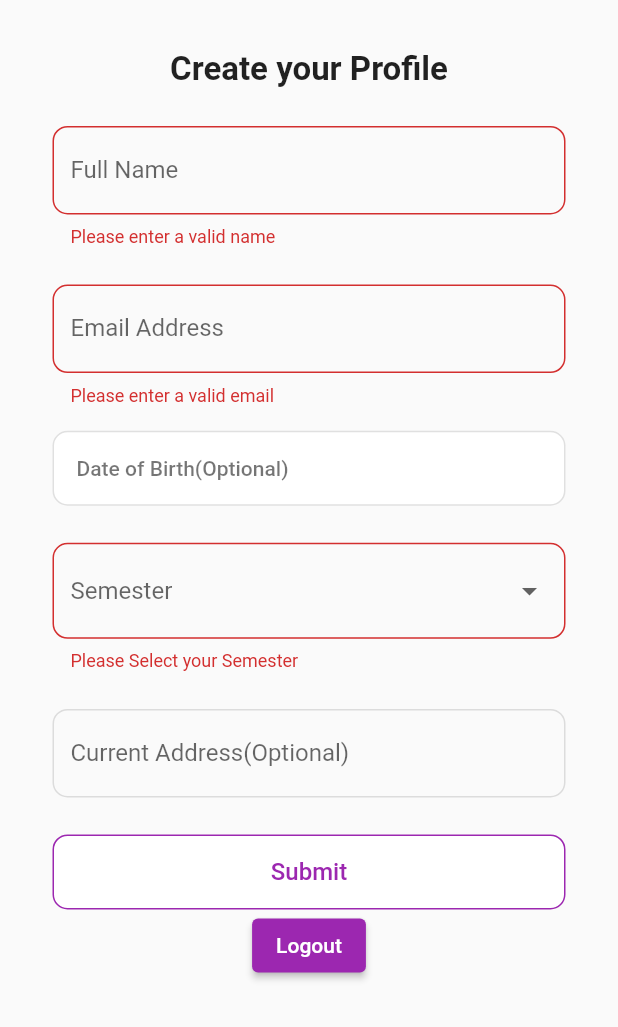
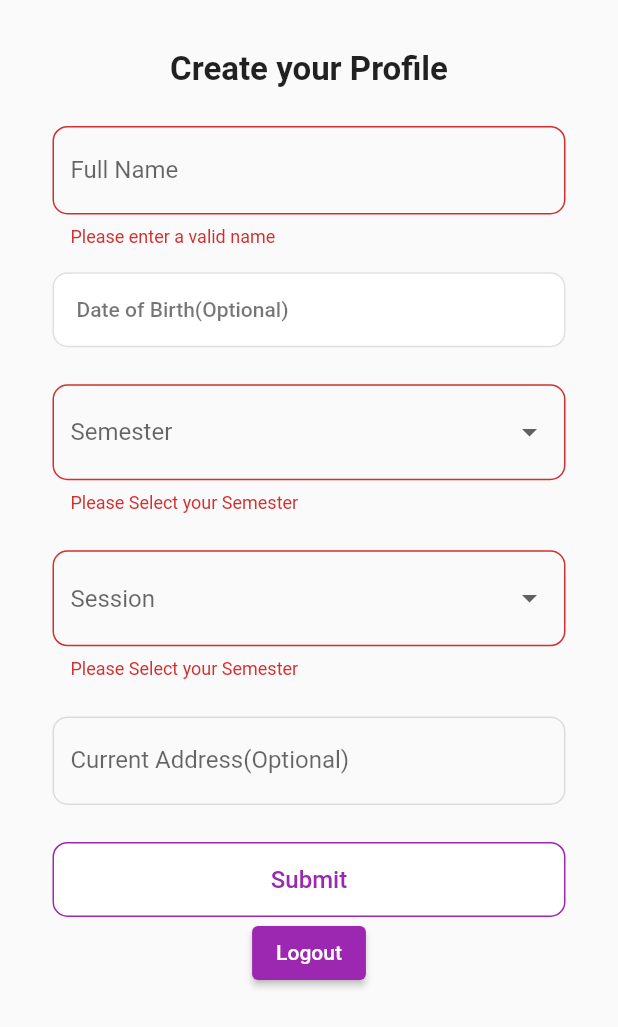
Before and after one commit to subrat00000/fiwi_flutter, a Flutter app: the CreateUser screen opened by its route, after a tap on "Submit", on a phone screen of 412 x 824 dp. Shown: the top 1027 px of the screen. Run offline on Flutter 3.47's test engine with Material 2 defaults, Android fonts, the phone set to English and light mode, and no system bars; our stand-ins replace cached_network_image, connectivity_plus, equatable, firebase_auth, firebase_core, firebase_database and 11 more; missing offline and left inert: mobile_scanner; accounts and stored records are empty.

Commit message:
session & auto login on activation

```diff
--- a/lib/cubits/create_user/create_user_cubit.dart
+++ b/lib/cubits/create_user/create_user_cubit.dart
@@ -77,13 +77,13 @@ class CreateUserCubit extends Cubit<CreateUserProfileState> {
     }
   }
 
-  Future<void> createUser(String name, String email, String address,
-      String birthday, String sem) async {
+  Future<void> createUser(String name, String address,
+      String birthday, String sem,String session) async {
     emit(CreateUserProfileLoadingState());
     try {
       final user = {
         'name': name,
-        'email': email,
+        'email': _auth.currentUser!.email,
         'uid': _auth.currentUser!.uid,
         'birthday': birthday,
         'address': address,
@@ -93,6 +93,7 @@ class CreateUserCubit extends Cubit<CreateUserProfileState> {
         'role': 'student',
         'semester': sem,
         'emailVerified': _auth.currentUser!.emailVerified,
+        'session':session,
         'active': false
       };
       await ref.child(_auth.currentUser!.uid).set(user);
--- a/lib/cubits/home/home_cubit.dart
+++ b/lib/cubits/home/home_cubit.dart
@@ -15,6 +15,8 @@ class HomeCubit extends Cubit<HomeState> {
     var a = user.value as Map;
     if(a['active']==false){
       emit(UserInactiveState());
+    } else {
+      emit(UserActiveState());
     }
     }catch(e){
       emit(ErrorState(e.toString()));
--- a/lib/cubits/home/home_state.dart
+++ b/lib/cubits/home/home_state.dart
@@ -5,6 +5,7 @@ abstract class HomeState { }
 class InitialState extends HomeState {}
 class LoadingState extends HomeState {}
 class UserInactiveState extends HomeState {}
+class UserActiveState extends HomeState {}
 class ErrorState extends HomeState {
   String error;
   ErrorState(this.error);
--- a/lib/main.dart
+++ b/lib/main.dart
@@ -133,7 +133,7 @@ class MyApp extends StatelessWidget {
               home: state is AuthLoggedInState
                   ? const HomeScreen()
                   : state is AuthInactiveState
-                      ? Information()
+                      ? const Information()
                       : state is AuthUserCreateState
                           ? const CreateUser()
                           : const SplashScreen());
--- a/lib/view/signin/create_user.dart
+++ b/lib/view/signin/create_user.dart
@@ -9,6 +9,7 @@ import 'package:fiwi/widgets/custom_button.dart';
 import 'package:flutter/material.dart';
 import 'package:flutter_bloc/flutter_bloc.dart';
 import 'package:intl/intl.dart';
+import 'package:pinput/pinput.dart';
 
 class CreateUser extends StatefulWidget {
   const CreateUser({super.key});
@@ -28,6 +29,8 @@ class CreateUserState extends State<CreateUser> {
   DateTime? dateChecker;
   String? semesterValue;
   List<String> items = ['Semester 1', 'Semester 2', 'Semester 3', 'Semester 4'];
+  String? sessionValue;
+  List<String> batchYears = [];
 
   Future<void> _selectDate(BuildContext context) async {
     final DateTime? picked = await showDatePicker(
@@ -44,17 +47,25 @@ class CreateUserState extends State<CreateUser> {
     }
   }
 
+  List<String> generateBatchYears() {
+    List<String> years = [];
+    int currentYear = DateTime.now().year;
+    for (int i = 0; i < 6; i++) {
+      int startYear = currentYear + i - 4;
+      int endYear = currentYear + i - 2;
+      String batchYear =
+          '${startYear.toString()}-${endYear.toString().substring(2)}';
+      years.add(batchYear);
+    }
+    return years;
+  }
+
   @override
   void initState() {
-    if (_auth.currentUser != null) {
-      final googleProvider = _auth.currentUser!.providerData
-          .any((provider) => provider.providerId == 'google.com');
-      if(googleProvider){
-        email.text = _auth.currentUser!.email!;
-      }
-    }
-
     super.initState();
+    name.setText(_auth.currentUser!.displayName!);
+    batchYears = generateBatchYears();
+    batchYears.sort();
   }
 
   @override
@@ -107,37 +118,37 @@ class CreateUserState extends State<CreateUser> {
                           labelText: 'Full Name',
                         ),
                       ),
-                      SizedBox(height: height * 0.03),
-                      TextFormField(
-                        validator: (value) {
-                          final emailRegex =
-                              RegExp(r'^[\w-\.]+@([\w-]+\.)+[\w-]{2,}$');
-                          if ((value!.isEmpty || !emailRegex.hasMatch(value)) &&
-                              validation) {
-                            return 'Please enter a valid email';
-                          }
-                          return null;
-                        },
-                        controller: email,
-                        decoration: InputDecoration(
-                          enabledBorder: OutlineInputBorder(
-                            borderRadius: BorderRadius.circular(10),
-                            borderSide: const BorderSide(color: Colors.black12),
-                          ),
-                          border: OutlineInputBorder(
-                            borderRadius: BorderRadius.circular(10),
-                          ),
-                          labelText: 'Email Address',
-                        ),
-                      ),
+                      // SizedBox(height: height * 0.03),
+                      // TextFormField(
+                      //   validator: (value) {
+                      //     final emailRegex =
+                      //         RegExp(r'^[\w-\.]+@([\w-]+\.)+[\w-]{2,}$');
+                      //     if ((value!.isEmpty || !emailRegex.hasMatch(value)) &&
+                      //         validation) {
+                      //       return 'Please enter a valid email';
+                      //     }
+                      //     return null;
+                      //   },
+                      //   controller: email,
+                      //   decoration: InputDecoration(
+                      //     enabledBorder: OutlineInputBorder(
+                      //       borderRadius: BorderRadius.circular(10),
+                      //       borderSide: const BorderSide(color: Colors.black12),
+                      //     ),
+                      //     border: OutlineInputBorder(
+                      //       borderRadius: BorderRadius.circular(10),
+                      //     ),
+                      //     labelText: 'Email Address',
+                      //   ),
+                      // ),
                       SizedBox(height: height * 0.02),
                       CustomButton(
                           istextleft: true,
                           color: Colors.black54,
                           bordercolor: Colors.black12,
                           text: dateChecker != selectedDate
-                                  ? "Date of Birth(Optional)"
-                                  : DateFormat.yMMMMd().format(selectedDate),
+                              ? "Date of Birth(Optional)"
+                              : DateFormat.yMMMMd().format(selectedDate),
                           icontext: false,
                           onPressed: () => _selectDate(context)),
                       SizedBox(height: height * 0.03),
@@ -172,6 +183,41 @@ class CreateUserState extends State<CreateUser> {
                         onChanged: (String? value) {
                           setState(() {
                             semesterValue = value;
+                          });
+                        },
+                      ),
+                      SizedBox(height: height * 0.03),
+                      DropdownButtonFormField<String>(
+                        validator: (value) {
+                          if (value == null && validation) {
+                            return 'Please Select your Semester';
+                          }
+                          return null;
+                        },
+                        hint: const Text("Session"),
+                        decoration: InputDecoration(
+                          enabledBorder: OutlineInputBorder(
+                            borderRadius: BorderRadius.circular(10),
+                            borderSide: const BorderSide(color: Colors.black12),
+                          ),
+                          border: const OutlineInputBorder(
+                            borderRadius: BorderRadius.all(
+                              Radius.circular(10.0),
+                            ),
+                          ),
+                          hintStyle: const TextStyle(color: Colors.black12),
+                        ),
+                        items: batchYears
+                            .map<DropdownMenuItem<String>>((String value) {
+                          return DropdownMenuItem<String>(
+                            value: value,
+                            child: Text(value),
+                          );
+                        }).toList(),
+                        value: sessionValue,
+                        onChanged: (String? value) {
+                          setState(() {
+                            sessionValue = value;
                           });
                         },
                       ),
@@ -221,16 +267,20 @@ class CreateUserState extends State<CreateUser> {
                                     BlocProvider.of<CreateUserCubit>(context)
                                         .createUser(
                                             name.text,
-                                            email.text,
                                             address.text,
                                             selectedDate.toString(),
-                                            semesterValue!);
+                                            semesterValue!,
+                                            sessionValue!);
                                   }
                                 });
                           },
                         ),
                       ),
-                      ElevatedButton(onPressed: (){BlocProvider.of<AuthCubit>(context).logOut();}, child: Text('Logout'))
+                      ElevatedButton(
+                          onPressed: () {
+                            BlocProvider.of<AuthCubit>(context).logOut();
+                          },
+                          child: Text('Logout'))
                     ],
                   ),
                 ),
```
Also changed, not shown: lib/cubits/auth/auth_cubit.dart (+14 -1 lines), lib/models/notification.dart (deleted, +0 -17 lines), lib/view/attendance/previleged_attendance_screen.dart (added, +35 -0 lines), lib/view/home_screen.dart (+22 -21 lines), lib/view/information.dart (+35 -10 lines), lib/cubits/attendance/attendance_cubit.dart (added), lib/cubits/attendance/attendance_state.dart (added), lib/cubits/previleged_attendance/previleged_attendance_cubit.dart (added), lib/cubits/previleged_attendance/previleged_attendance_state.dart (added), lib/models/notification.g.dart (deleted), lib/view/attendance/attendance_screen.dart (renamed from lib/view/attendance_screen.dart).
